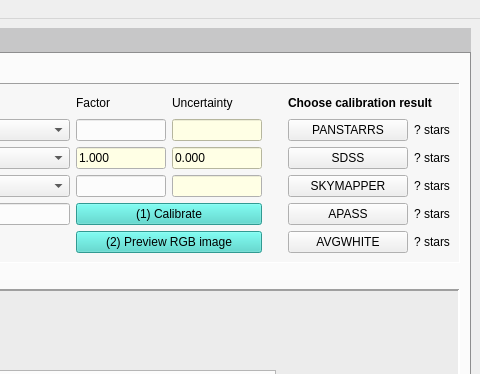
First picture: the form in src/colorpicture/colorpicture.ui, repository schirmermischa/THELI, before the edit; both pictures show x 497 to 977 and y 0 to 374 of the 977 by 838 pixel window.
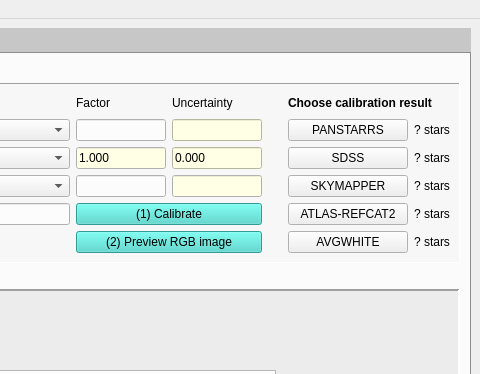
Second picture: the form after the edit.

Commit message: Added ATLAS-REFCAT2 as an all-sky photometric reference catalog (provides accurate griz photometry)

What changed in the file:
```diff
--- a/src/colorpicture/colorpicture.ui
+++ b/src/colorpicture/colorpicture.ui
@@ -4174,7 +4174,7 @@
               <string>Shows the APASS result</string>
              </property>
              <property name="text">
-              <string>APASS</string>
+              <string>ATLAS-REFCAT2</string>
              </property>
              <property name="checkable">
               <bool>true</bool>
```
Left out of the diff: 6 changed lines with no effect on the pictures. The commit also changes 9 other files.
